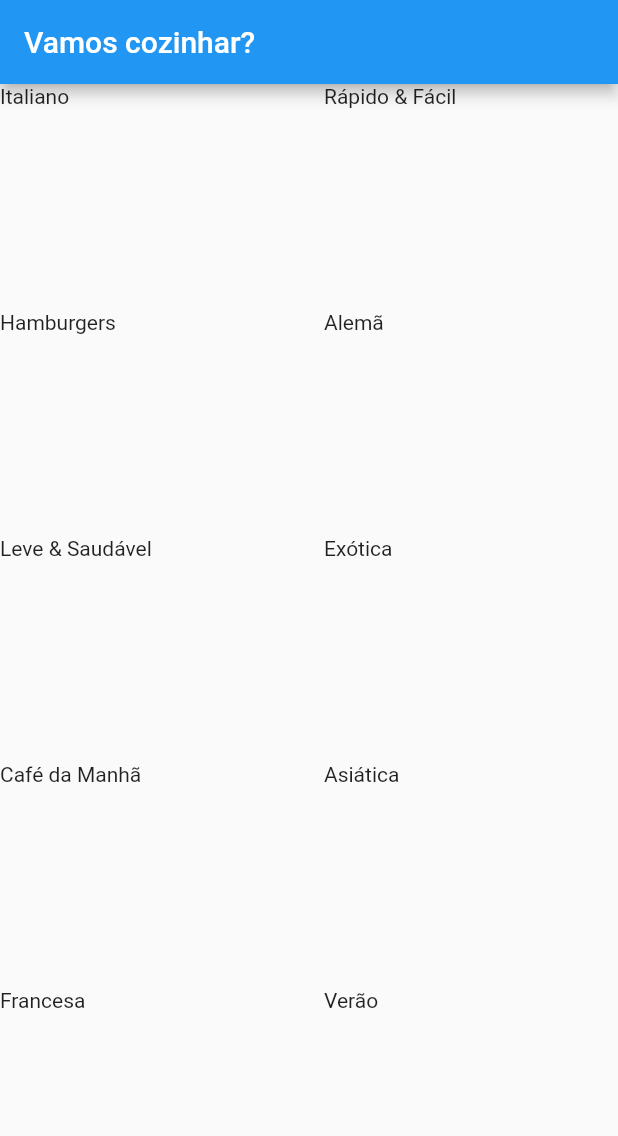
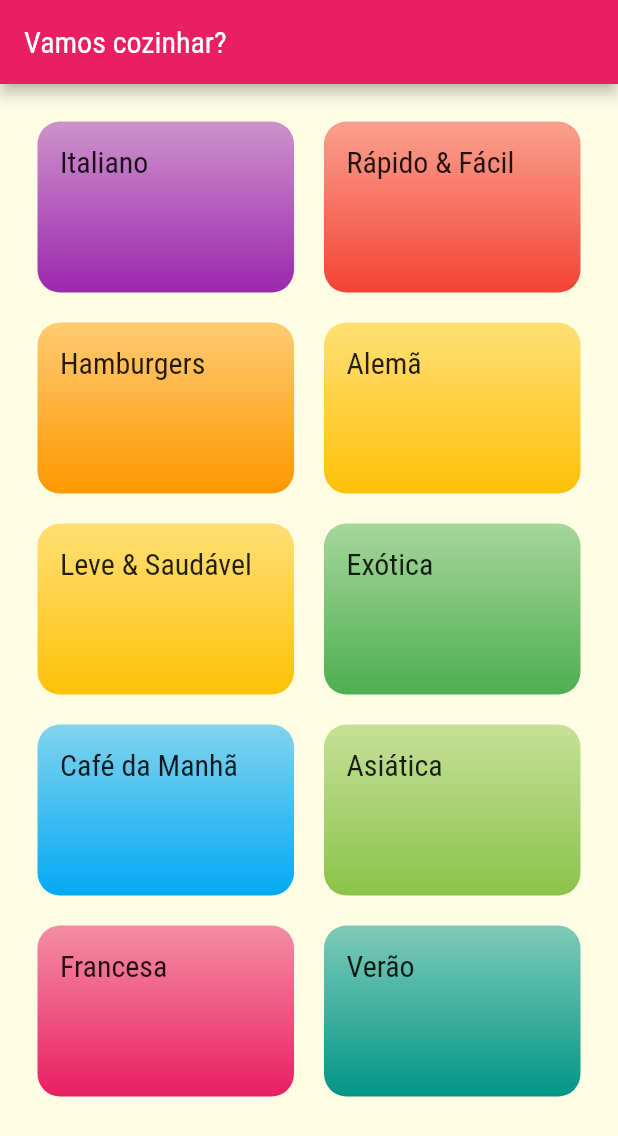
Before and after one commit to faamaral/meals, a Flutter app: the screen it shows after launch, on a phone screen of 412 x 824 dp. Shown: the top 1136 px of the screen. Run offline on Flutter 3.47's test engine with Material 2 defaults, Android fonts, the phone set to English and light mode, and no system bars.

Commit message:
#03 making navigation between screens

```diff
--- a/lib/components/category_item.dart
+++ b/lib/components/category_item.dart
@@ -1,13 +1,44 @@
 import 'package:flutter/material.dart';
 import 'package:meals/models/category.dart';
+import 'package:meals/screens/categories_meals_screen.dart';
 
 class CategoryItem extends StatelessWidget {
   final Category category;
+
   const CategoryItem({Key? key, required this.category}) : super(key: key);
+
+  void _selectCategory(BuildContext context) {
+    Navigator.of(context).push(
+      MaterialPageRoute(builder: (_) {
+        return CategoriesMealsScreen();
+      }),
+    );
+  }
+
   @override
   Widget build(BuildContext context) {
-    return Container(
-      child: Text(category.title),
+    return InkWell(
+      onTap: () => _selectCategory(context),
+      splashColor: Theme.of(context).primaryColor,
+      borderRadius: BorderRadius.circular(15),
+      child: Container(
+        padding: EdgeInsets.all(15),
+        child: Text(
+          category.title,
+          style: Theme.of(context).textTheme.titleLarge,
+        ),
+        decoration: BoxDecoration(
+          borderRadius: BorderRadius.circular(15),
+          gradient: LinearGradient(
+            colors: [
+              category.color.withOpacity(0.5),
+              category.color,
+            ],
+            begin: Alignment.topLeft,
+            end: Alignment.bottomLeft,
+          ),
+        ),
+      ),
     );
   }
 }
--- a/lib/main.dart
+++ b/lib/main.dart
@@ -9,7 +9,16 @@ class MyApp extends StatelessWidget {
     return MaterialApp(
       title: 'DeliMeals',
       theme: ThemeData(
-        primarySwatch: Colors.blue,
+        primarySwatch: Colors.pink,
+        accentColor: Colors.amber,
+        fontFamily: 'Releway',
+        canvasColor: Color.fromRGBO(255, 254, 229, 1),
+        textTheme: ThemeData.light().textTheme.copyWith(
+              titleLarge: TextStyle(
+                fontSize: 20,
+                fontFamily: 'RobotoCondensed',
+              ),
+            ),
       ),
       home: CategoriesScreen(),
     );
--- a/lib/screens/categories_screen.dart
+++ b/lib/screens/categories_screen.dart
@@ -12,6 +12,7 @@ class CategoriesScreen extends StatelessWidget {
         title: Text("Vamos cozinhar?"),
       ),
       body: GridView(
+        padding: EdgeInsets.all(25),
         gridDelegate: const SliverGridDelegateWithMaxCrossAxisExtent(
           maxCrossAxisExtent: 200,
           childAspectRatio: 3 / 2,
```
Also changed, not shown: lib/screens/categories_meals_screen.dart (added, +17 -0 lines), pubspec.yaml (+31 -19 lines), assets/fonts/Raleway-Black.ttf (added), assets/fonts/Raleway-Bold.ttf (added), assets/fonts/Raleway-Regular.ttf (added), assets/fonts/RobotoCondensed-Bold.ttf (added), assets/fonts/RobotoCondensed-Italic.ttf (added), assets/fonts/RobotoCondensed-Light.ttf (added), assets/fonts/RobotoCondensed-Regular.ttf (added).
